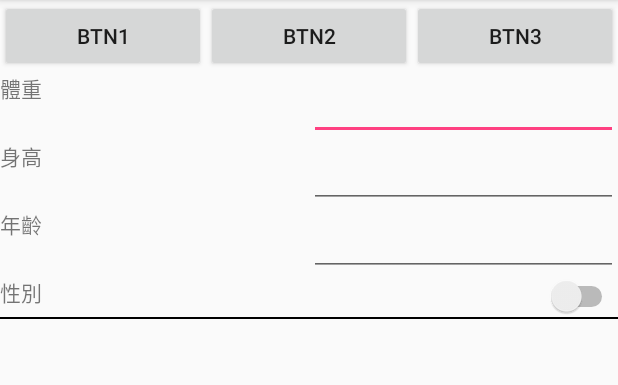
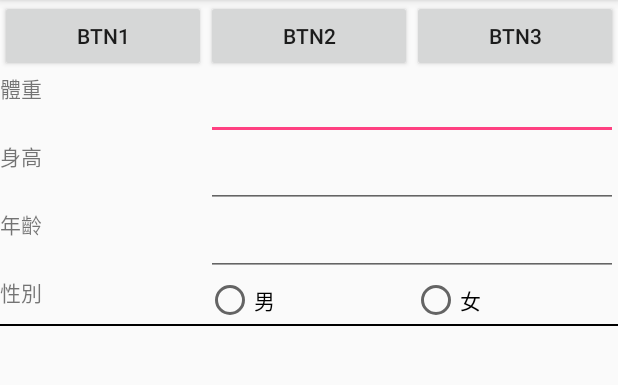
Before and after one commit to TroyWhiteTW/BTScale, an Android app: the screen it shows after launch (MainActivity), on a phone screen of 412 x 824 dp, the part 84-469 px from its top. Run offline under Robolectric (Android 15) with nearby library versions, the phone set to English and light mode, and no system bars.

Commit message:
畫面調整
1>性別欄位改用 RadioButton
2>比例調整

```diff
--- a/app/src/main/res/layout/activity_main.xml
+++ b/app/src/main/res/layout/activity_main.xml
@@ -40,7 +40,7 @@
         <TextView
             android:layout_width="match_parent"
             android:layout_height="match_parent"
-            android:layout_weight="1"
+            android:layout_weight="2"
             android:text="體重" />
 
         <EditText
@@ -58,7 +58,7 @@
         <TextView
             android:layout_width="match_parent"
             android:layout_height="match_parent"
-            android:layout_weight="1"
+            android:layout_weight="2"
             android:text="身高" />
 
         <EditText
@@ -76,7 +76,7 @@
         <TextView
             android:layout_width="match_parent"
             android:layout_height="match_parent"
-            android:layout_weight="1"
+            android:layout_weight="2"
             android:text="年齡" />
 
         <EditText
@@ -94,13 +94,28 @@
         <TextView
             android:layout_width="match_parent"
             android:layout_height="match_parent"
-            android:layout_weight="1"
+            android:layout_weight="2"
             android:text="性別" />
 
-        <Switch
+        <RadioGroup
             android:layout_width="match_parent"
             android:layout_height="match_parent"
-            android:layout_weight="1" />
+            android:layout_weight="1"
+            android:orientation="horizontal">
+
+            <RadioButton
+                android:layout_width="match_parent"
+                android:layout_height="match_parent"
+                android:layout_weight="1"
+                android:text="男" />
+
+            <RadioButton
+                android:layout_width="match_parent"
+                android:layout_height="match_parent"
+                android:layout_weight="1"
+                android:text="女" />
+
+        </RadioGroup>
 
     </LinearLayout>
 
```
